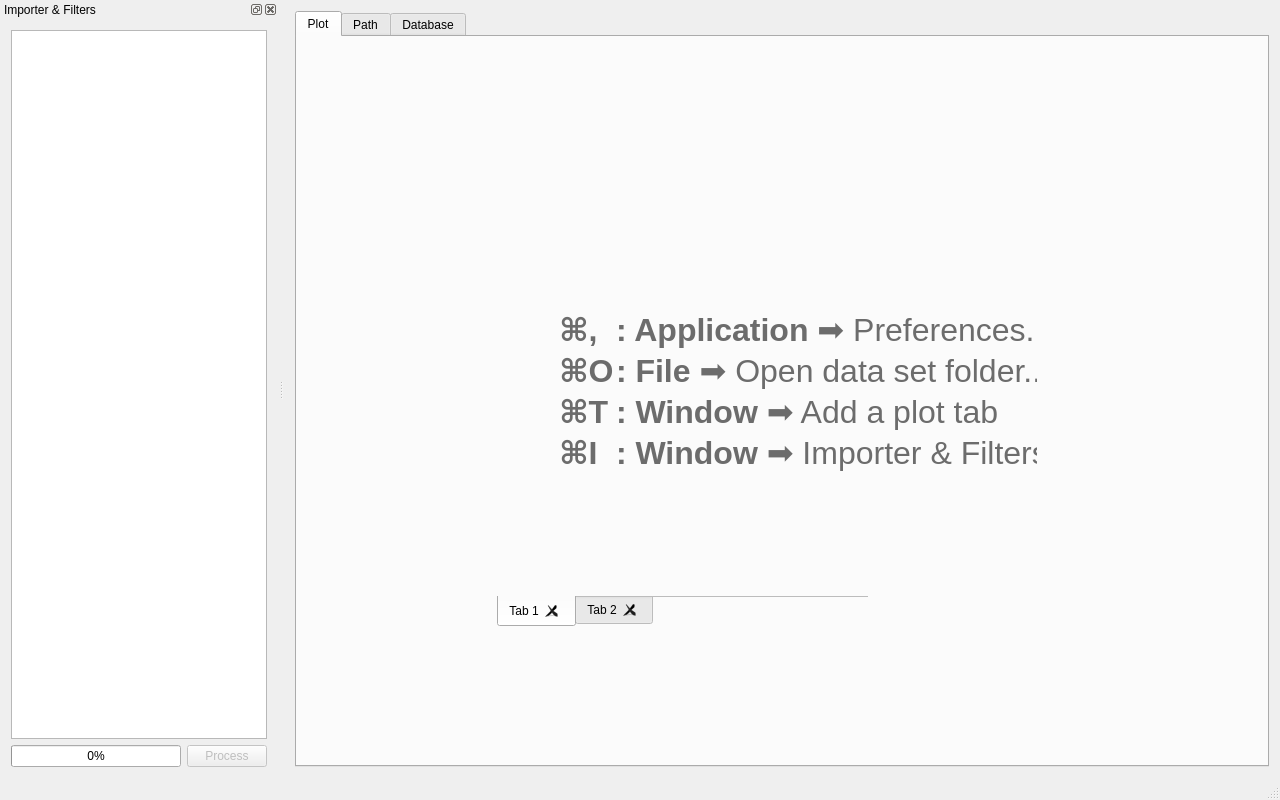
Old version of the form mainwindow.ui in the repository BugenZhao/MTAnalyzer.
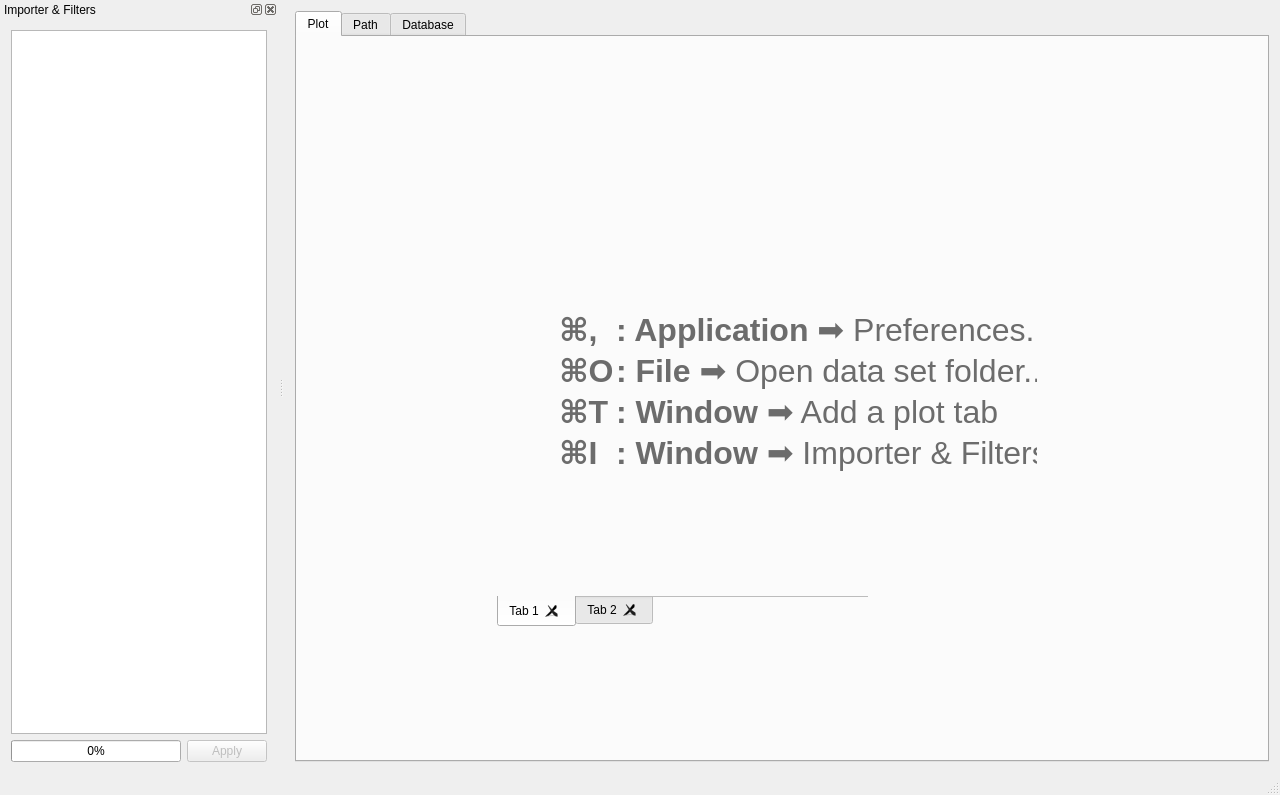
New version of the form.

Diff of the .ui file:
```diff
--- a/mainwindow.ui
+++ b/mainwindow.ui
@@ -7,7 +7,7 @@
                 <x>0</x>
                 <y>0</y>
                 <width>1280</width>
-                <height>800</height>
+    <height>795</height>
             </rect>
         </property>
         <property name="windowTitle">
@@ -213,9 +213,6 @@
                                                 <verstretch>0</verstretch>
                                             </sizepolicy>
                                         </property>
-                                        <property name="columnCount">
-                                            <number>1</number>
-                                        </property>
                                         <attribute name="headerVisible">
                                             <bool>false</bool>
                                         </attribute>
@@ -263,7 +260,7 @@
                                                         </sizepolicy>
                                                     </property>
                                                     <property name="text">
-                                                        <string>Process</string>
+              <string>Apply</string>
                                                     </property>
                                                 </widget>
                                             </item>
```
Lines whose indentation alone changed are shown as unchanged.
